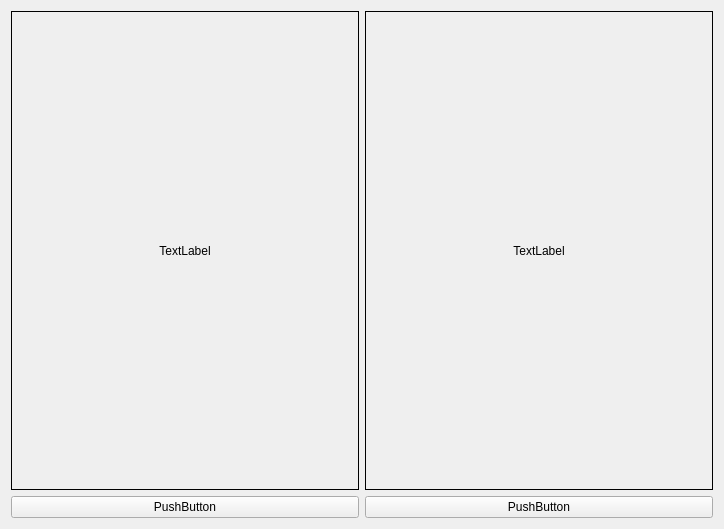
Above: GUI/assets/Eyes-Track.ui from LLanjiao/Eyes-Track before the change. Below: the same form after it.
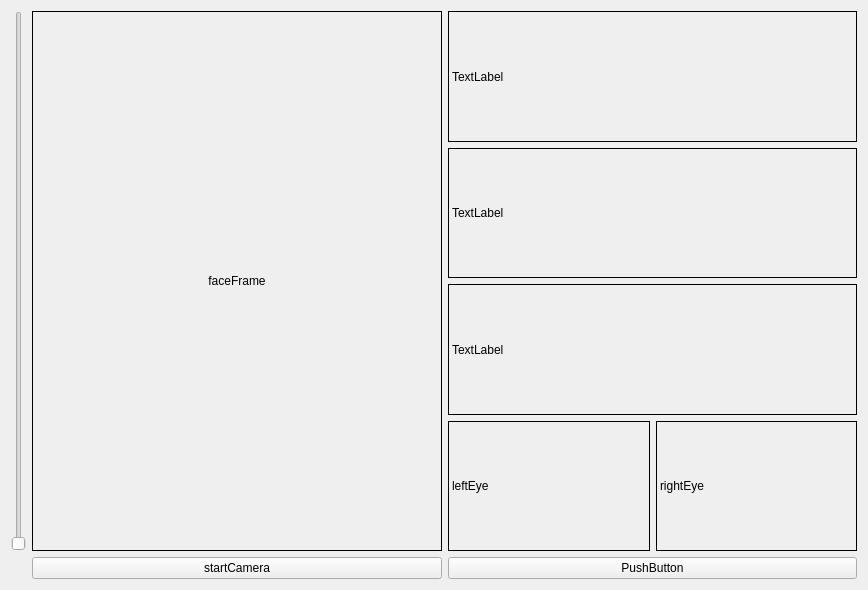
That is the form after the change.

What changed in the file:
```diff
--- a/GUI/assets/Eyes-Track.ui
+++ b/GUI/assets/Eyes-Track.ui
@@ -6,18 +6,32 @@
    <rect>
     <x>0</x>
     <y>0</y>
-    <width>724</width>
-    <height>529</height>
+    <width>868</width>
+    <height>590</height>
    </rect>
   </property>
   <property name="windowTitle">
    <string>Form</string>
   </property>
   <layout class="QGridLayout" name="gridLayout_2">
-   <item row="0" column="0">
+   <item row="0" column="1">
     <layout class="QGridLayout" name="gridLayout">
-     <item row="0" column="0">
-      <widget class="QLabel" name="label">
+     <item row="1" column="3">
+      <widget class="QPushButton" name="pushButton_2">
+       <property name="text">
+        <string>PushButton</string>
+       </property>
+      </widget>
+     </item>
+     <item row="1" column="2">
+      <widget class="QPushButton" name="startCamera">
+       <property name="text">
+        <string>startCamera</string>
+       </property>
+      </widget>
+     </item>
+     <item row="0" column="2">
+      <widget class="QLabel" name="faceFrame">
        <property name="mouseTracking">
         <bool>false</bool>
        </property>
@@ -25,14 +39,36 @@
         <string notr="true">border: 1px solid black;</string>
        </property>
        <property name="text">
-        <string>TextLabel</string>
+        <string>faceFrame</string>
        </property>
        <property name="alignment">
         <set>Qt::AlignCenter</set>
        </property>
       </widget>
      </item>
-     <item row="0" column="1">
+     <item row="0" column="3">
+      <layout class="QVBoxLayout" name="verticalLayout">
+       <item>
+        <widget class="QLabel" name="label_3">
+         <property name="styleSheet">
+          <string notr="true">border: 1px solid black;</string>
+         </property>
+         <property name="text">
+          <string>TextLabel</string>
+         </property>
+        </widget>
+       </item>
+       <item>
+        <widget class="QLabel" name="label_6">
+         <property name="styleSheet">
+          <string notr="true">border: 1px solid black;</string>
+         </property>
+         <property name="text">
+          <string>TextLabel</string>
+         </property>
+        </widget>
+       </item>
+       <item>
       <widget class="QLabel" name="label_2">
        <property name="styleSheet">
         <string notr="true">border: 1px solid black;</string>
@@ -40,22 +76,38 @@
        <property name="text">
         <string>TextLabel</string>
        </property>
-       <property name="alignment">
-        <set>Qt::AlignCenter</set>
-       </property>
-      </widget>
-     </item>
-     <item row="2" column="0">
-      <widget class="QPushButton" name="pushButton">
+        </widget>
+       </item>
+       <item>
+        <layout class="QHBoxLayout" name="horizontalLayout">
+         <item>
+          <widget class="QLabel" name="leftEye">
+           <property name="styleSheet">
+            <string notr="true">border: 1px solid black;</string>
+           </property>
        <property name="text">
-        <string>PushButton</string>
+            <string>leftEye</string>
        </property>
       </widget>
      </item>
-     <item row="2" column="1">
-      <widget class="QPushButton" name="pushButton_2">
+         <item>
+          <widget class="QLabel" name="rightEye">
+           <property name="styleSheet">
+            <string notr="true">border: 1px solid black;</string>
+           </property>
        <property name="text">
-        <string>PushButton</string>
+            <string>rightEye</string>
+           </property>
+          </widget>
+         </item>
+        </layout>
+       </item>
+      </layout>
+     </item>
+     <item row="0" column="1">
+      <widget class="QSlider" name="verticalSlider">
+       <property name="orientation">
+        <enum>Qt::Vertical</enum>
        </property>
       </widget>
      </item>
```
Lines whose indentation alone changed are shown as unchanged.
